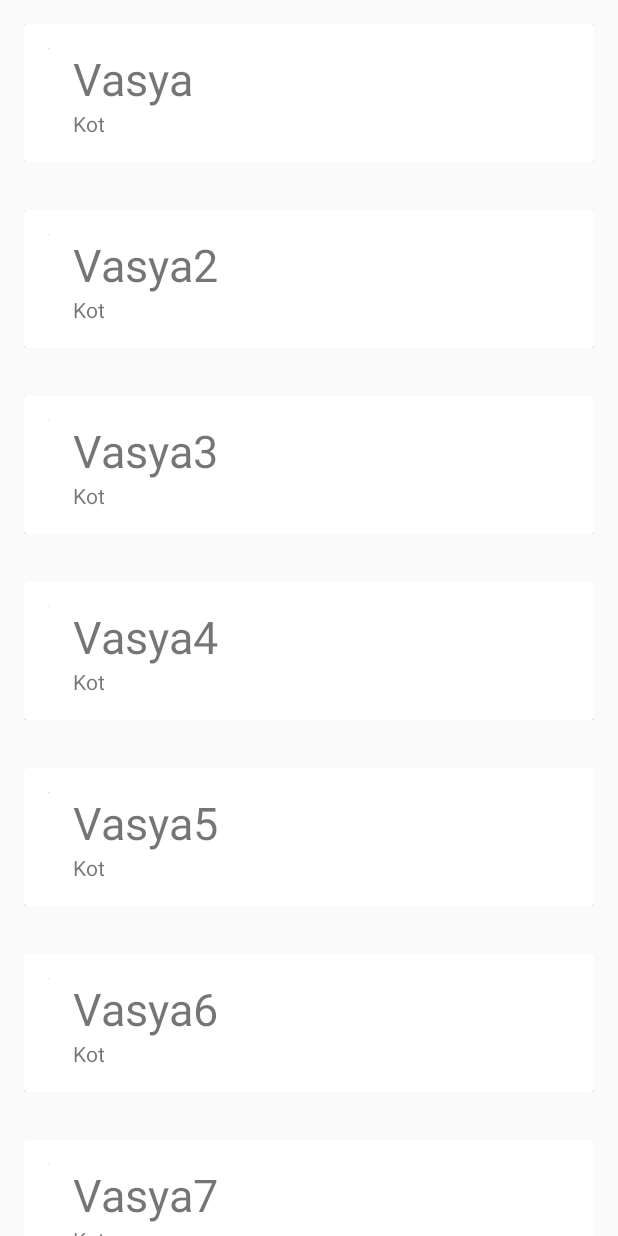
After one commit to PaladinVCT/MyRepo, an Android app: the dz6_Activity screen opened directly, with no data from a screen before it, on a phone screen of 412 x 824 dp. The commit adds this screen. Run offline under Robolectric (Android 15) with nearby library versions, the phone set to English and light mode, and no system bars; our stand-ins replace Picasso; pictures from the network do not load.

Commit message:
создан recycler view

```diff
--- a/app/build.gradle
+++ b/app/build.gradle
@@ -30,4 +30,5 @@ dependencies {
     implementation 'com.squareup.picasso:picasso:2.71828'
     implementation 'jp.wasabeef:picasso-transformations:2.2.1'
     implementation 'com.android.support:recyclerview-v7:28.0.0'
+    implementation 'com.android.support:cardview-v7:28.0.0'
 }
--- a/app/src/main/AndroidManifest.xml
+++ b/app/src/main/AndroidManifest.xml
@@ -54,6 +54,7 @@
 
         <activity android:name="android.itacademy.by.dz5.dz5Activity" />
         <activity android:name="android.itacademy.by.cw6.cw6Activity"/>
+        <activity android:name="android.itacademy.by.dz6.dz6_Activity"/>
 
     </application>
 
--- a/app/src/main/java/android/itacademy/by/cw6/MyListAdapter.java
+++ b/app/src/main/java/android/itacademy/by/cw6/MyListAdapter.java
@@ -1,5 +1,6 @@
 package android.itacademy.by.cw6;
 
+import android.itacademy.by.dz6.Student;
 import android.itacademy.by.menu.R;
 import android.support.annotation.NonNull;
 import android.support.v7.widget.RecyclerView;
--- a/app/src/main/java/android/itacademy/by/dz3/ImageActivity.java
+++ b/app/src/main/java/android/itacademy/by/dz3/ImageActivity.java
@@ -33,7 +33,7 @@ public class ImageActivity extends Activity implements View.OnClickListener {
         if (url.getText().toString().equals("")) {
             textLink = "https://366days.ru/media/article_images/760/CjvM8AP2-6E.jpg";
         } else textLink = url.getText().toString();
-        Picasso.with(this)
+        Picasso.get()
                 .load(textLink)
                 .resize(640, 640)
                 .placeholder(R.drawable.progress)
--- /dev/null
+++ b/app/src/main/java/android/itacademy/by/dz6/Catalogue.java
@@ -0,0 +1,45 @@
+package android.itacademy.by.dz6;
+
+import java.util.ArrayList;
+import java.util.List;
+
+public class Catalogue {
+    private static final Catalogue instance = new Catalogue();
+    private List<Student> list = new ArrayList<>();
+    {
+        list.add(new Student("Vasya","Kot","\"https://cdn4.iconfinder.com/data/icons/avatar-vol-13/512/9-512.png\""));
+        list.add(new Student("Vasya2","Kot","\"https://cdn4.iconfinder.com/data/icons/avatar-vol-13/512/9-512.png\""));
+        list.add(new Student("Vasya3","Kot","\"https://cdn4.iconfinder.com/data/icons/avatar-vol-13/512/9-512.png\""));
+        list.add(new Student("Vasya4","Kot","\"https://cdn4.iconfinder.com/data/icons/avatar-vol-13/512/9-512.png\""));
+        list.add(new Student("Vasya5","Kot","\"https://cdn4.iconfinder.com/data/icons/avatar-vol-13/512/9-512.png\""));
+        list.add(new Student("Vasya6","Kot","\"https://cdn4.iconfinder.com/data/icons/avatar-vol-13/512/9-512.png\""));
+        list.add(new Student("Vasya7","Kot","\"https://cdn4.iconfinder.com/data/icons/avatar-vol-13/512/9-512.png\""));
+        list.add(new Student("Vasya8","Kot","\"https://cdn4.iconfinder.com/data/icons/avatar-vol-13/512/9-512.png\""));
+        list.add(new Student("Vasya9","Kot","\"https://cdn4.iconfinder.com/data/icons/avatar-vol-13/512/9-512.png\""));
+        list.add(new Student("Vasya10","Kot","\"https://cdn4.iconfinder.com/data/icons/avatar-vol-13/512/9-512.png\""));
+        list.add(new Student("Vasya11","Kot","\"https://cdn4.iconfinder.com/data/icons/avatar-vol-13/512/9-512.png\""));
+        list.add(new Student("Vasya12","Kot","\"https://cdn4.iconfinder.com/data/icons/avatar-vol-13/512/9-512.png\""));
+    }
+    public static Catalogue getInstance() {
+        return instance;
+    }
+
+    private Catalogue() {
+    }
+
+    public void addStudent(Student student) {
+        list.add(student);
+    }
+
+    public void deleteStudent(Student student) {
+        list.remove(student);
+    }
+
+    public Student getStudent(int i) {
+        return list.get(i);
+    }
+
+    public int countStudents(){
+        return list.size();
+    }
+}
--- a/app/src/main/java/android/itacademy/by/cw6/ImageLoaderUtil.java
+++ b/app/src/main/java/android/itacademy/by/dz6/ImageLoaderUtil.java
@@ -1,4 +1,4 @@
-package android.itacademy.by.cw6;
+package android.itacademy.by.dz6;
 
 import android.widget.ImageView;
 
@@ -8,7 +8,7 @@ public class ImageLoaderUtil {
     public static void loadImage(ImageView imageView,String url){
         Picasso.get().load(url).into(imageView);
     }
-    public static void cancelloadImage(ImageView imageView){
+    public static void cancelLoadImage(ImageView imageView){
         Picasso.get().cancelRequest(imageView);
     }
 }
--- /dev/null
+++ b/app/src/main/java/android/itacademy/by/dz6/Student.java
@@ -0,0 +1,37 @@
+package android.itacademy.by.dz6;
+
+public class Student {
+    private String firstName;
+    private String lastName;
+    private String textUrl;
+
+    public Student(String firstName, String lastName, String textUrl) {
+        this.firstName = firstName;
+        this.lastName = lastName;
+        this.textUrl = textUrl;
+    }
+
+    public void setLastName(String lastName) {
+        this.lastName = lastName;
+    }
+
+    public String getLastName() {
+        return lastName;
+    }
+
+    public void setFirstName(String name) {
+        this.firstName = name;
+    }
+
+    public void setTextUrl(String textUrl) {
+        this.textUrl = textUrl;
+    }
+
+    public String getFirstName() {
+        return firstName;
+    }
+
+    public String getTextUrl() {
+        return textUrl;
+    }
+}
--- /dev/null
+++ b/app/src/main/java/android/itacademy/by/dz6/StudentAdapter.java
@@ -0,0 +1,31 @@
+package android.itacademy.by.dz6;
+
+import android.itacademy.by.menu.R;
+import android.support.annotation.NonNull;
+import android.support.v7.widget.RecyclerView;
+import android.view.LayoutInflater;
+import android.view.View;
+import android.view.ViewGroup;
+
+public class StudentAdapter extends RecyclerView.Adapter<StudentViewHolder> {
+
+
+    @NonNull
+    @Override
+    public StudentViewHolder onCreateViewHolder(@NonNull ViewGroup viewGroup, int i) {
+        View view = LayoutInflater.from(viewGroup.getContext())
+                .inflate(R.layout.item_student,viewGroup,false);
+
+        return new StudentViewHolder(view);
+    }
+
+    @Override
+    public void onBindViewHolder(@NonNull StudentViewHolder studentViewHolder, int i) {
+        studentViewHolder.bind(Catalogue.getInstance().getStudent(i));
+    }
+
+    @Override
+    public int getItemCount() {
+        return Catalogue.getInstance().countStudents();
+    }
+}
--- /dev/null
+++ b/app/src/main/java/android/itacademy/by/dz6/StudentViewHolder.java
@@ -0,0 +1,43 @@
+package android.itacademy.by.dz6;
+
+import android.itacademy.by.menu.R;
+import android.support.annotation.NonNull;
+import android.support.v7.widget.RecyclerView;
+import android.view.View;
+import android.widget.ImageView;
+import android.widget.TextView;
+
+
+public class StudentViewHolder extends RecyclerView.ViewHolder {
+    private ImageView photo;
+    private TextView fName;
+    private TextView lName;
+
+
+    public StudentViewHolder(@NonNull View itemView) {
+        super(itemView);
+        photo = itemView.findViewById(R.id.person_photo);
+        fName = itemView.findViewById(R.id.person_name);
+        lName = itemView.findViewById(R.id.person_surname);
+    }
+
+    public void bind(Student student) {
+        if (student.getFirstName() != null) {
+            fName.setText(student.getFirstName());
+        } else {
+            fName.setText("");
+        }
+
+        if (student.getLastName() != null) {
+            lName.setText(student.getLastName());
+        } else {
+            lName.setText("");
+        }
+
+        if (student.getTextUrl() != null) {
+            ImageLoaderUtil.loadImage(photo, student.getTextUrl());
+        } else {
+            photo.setImageDrawable(null);
+        }
+    }
+}
--- /dev/null
+++ b/app/src/main/java/android/itacademy/by/dz6/dz6_Activity.java
@@ -0,0 +1,25 @@
+package android.itacademy.by.dz6;
+
+import android.app.Activity;
+import android.itacademy.by.menu.R;
+import android.os.Bundle;
+import android.support.annotation.Nullable;
+import android.support.v7.widget.LinearLayoutManager;
+import android.support.v7.widget.RecyclerView;
+
+public class dz6_Activity extends Activity {
+    private RecyclerView rView;
+    private StudentAdapter adapter = new StudentAdapter();
+
+    @Override
+    protected void onCreate(@Nullable Bundle savedInstanceState) {
+        super.onCreate(savedInstanceState);
+        setContentView(R.layout.dz6_layout);
+        rView = findViewById(R.id.recyclerDz6);
+        rView.setHasFixedSize(true);
+        LinearLayoutManager linearLayoutManager = new LinearLayoutManager(this);
+        rView.setLayoutManager(linearLayoutManager);
+        rView.setAdapter(adapter);
+
+    }
+}
--- /dev/null
+++ b/app/src/main/res/layout/dz6_layout.xml
@@ -0,0 +1,15 @@
+<?xml version="1.0" encoding="utf-8"?>
+<LinearLayout xmlns:android="http://schemas.android.com/apk/res/android"
+    android:layout_width="match_parent"
+    android:layout_height="match_parent"
+    android:orientation="vertical">
+
+    <android.support.v7.widget.RecyclerView
+        android:id="@+id/recyclerDz6"
+        android:layout_width="match_parent"
+        android:layout_height="match_parent">
+
+    </android.support.v7.widget.RecyclerView>
+
+
+</LinearLayout>
--- /dev/null
+++ b/app/src/main/res/layout/item_student.xml
@@ -0,0 +1,43 @@
+<?xml version="1.0" encoding="utf-8"?>
+<LinearLayout xmlns:android="http://schemas.android.com/apk/res/android"
+    android:layout_width="match_parent"
+    android:layout_height="wrap_content"
+    android:orientation="vertical"
+    android:padding="16dp">
+
+    <android.support.v7.widget.CardView
+        android:id="@+id/cardview"
+        android:layout_width="match_parent"
+        android:layout_height="wrap_content">
+
+        <RelativeLayout
+            android:layout_width="match_parent"
+            android:layout_height="wrap_content"
+            android:padding="16dp">
+
+            <ImageView
+                android:id="@+id/person_photo"
+                android:layout_width="wrap_content"
+                android:layout_height="wrap_content"
+                android:layout_alignParentLeft="true"
+                android:layout_alignParentTop="true"
+                android:layout_marginRight="16dp" />
+
+            <TextView
+                android:id="@+id/person_name"
+                android:layout_width="wrap_content"
+                android:layout_height="wrap_content"
+                android:layout_alignParentTop="true"
+                android:layout_toRightOf="@+id/person_photo"
+                android:textSize="30sp" />
+
+            <TextView
+                android:id="@+id/person_surname"
+                android:layout_width="wrap_content"
+                android:layout_height="wrap_content"
+                android:layout_below="@+id/person_name"
+                android:layout_toRightOf="@+id/person_photo" />
+        </RelativeLayout>
+    </android.support.v7.widget.CardView>
+
+</LinearLayout>
--- a/app/src/main/res/values/strings.xml
+++ b/app/src/main/res/values/strings.xml
@@ -33,6 +33,7 @@
     <string name="drawDiagram">Построить диаграмму</string>
     <string name="nowTime">Текущее время:</string>
     <string name="dz_5">ДЗ_5</string>
+    <string name="dz_6">ДЗ_6</string>
     <string name="turn_on">ВКЛ WiFi</string>
     <string name="turn_off">ВЫКЛ WiFi</string>
 </resources>
```
Also changed, not shown: app/src/main/java/android/itacademy/by/cw6/MyListViewholder.java (+6 -11 lines), app/src/main/java/android/itacademy/by/cw6/Student.java (deleted, +0 -27 lines), app/src/main/java/android/itacademy/by/cw6/cw6Activity.java (+1 -9 lines), app/src/main/java/android/itacademy/by/menu/MenuActivity.java (+8 -0 lines), app/src/main/res/layout/menu.xml (+26 -8 lines).
